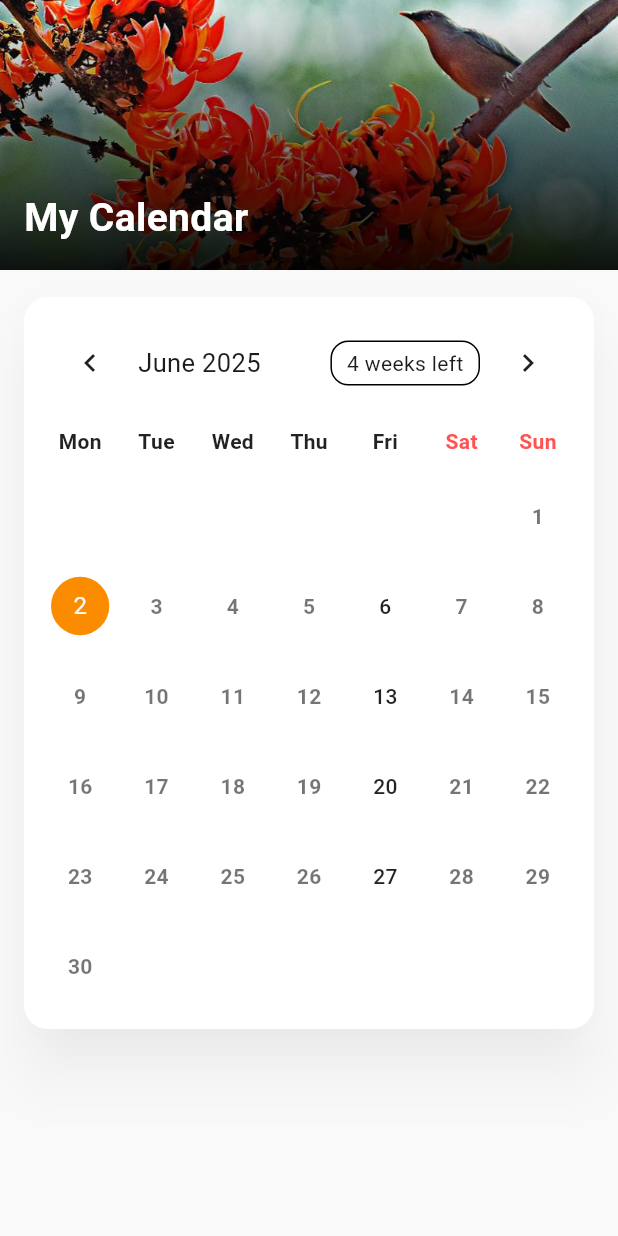
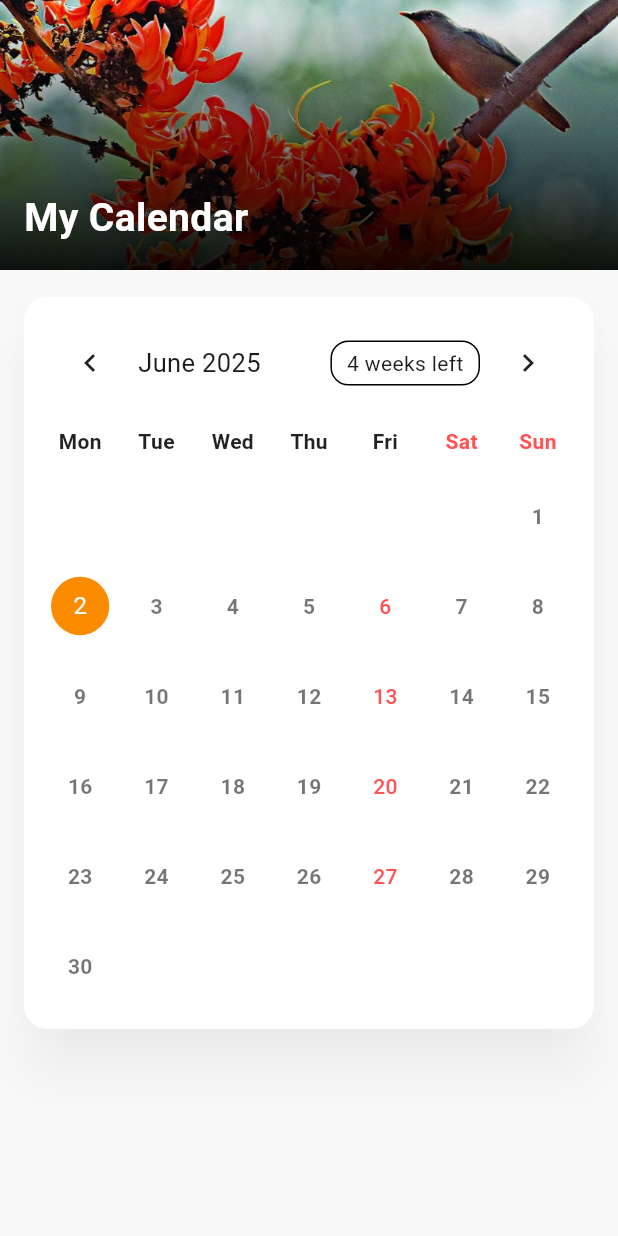
Before and after one commit to Ferdaus0001/AI-Clander, a Flutter app: the screen it shows after launch, on a phone screen of 412 x 824 dp. Run offline on Flutter 3.47's test engine with Material 3 defaults, Android fonts, the phone set to English and light mode, and no system bars; drawn by our look-alikes of table_calendar; our stand-ins replace get, shimmer.

Commit message:
add colors

```diff
--- a/lib/features/presentation/clander_screen.dart
+++ b/lib/features/presentation/clander_screen.dart
@@ -123,7 +123,7 @@ class _MyCalendarPageState extends State<MyCalendarPage> {
                     shape: BoxShape.circle,
                   ),
                   defaultTextStyle: const TextStyle(
-                    color: Colors.black87,
+                    color: Colors.redAccent,
                     fontWeight: FontWeight.w500,
                   ),
                   weekendTextStyle: const TextStyle(
```
